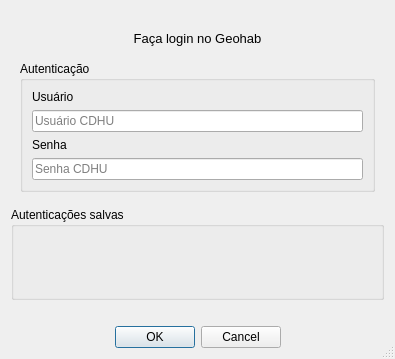
Qt form unified_login_dialog_base.ui (maviz991/qgis-geometadata-plugin) before a commit.
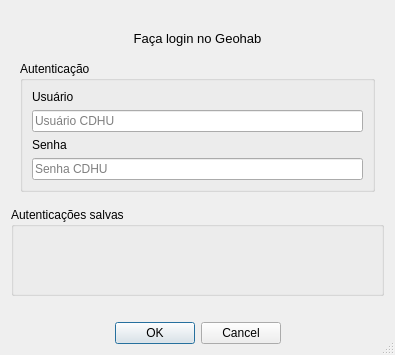
The same form after that commit. Icons and pictures are not drawn.

Commit message: Versão 1.0.1 - Login final

Patch:
```diff
--- a/unified_login_dialog_base.ui
+++ b/unified_login_dialog_base.ui
@@ -7,7 +7,7 @@
     <x>0</x>
     <y>0</y>
     <width>395</width>
-    <height>359</height>
+    <height>355</height>
    </rect>
   </property>
   <property name="windowTitle">
```
